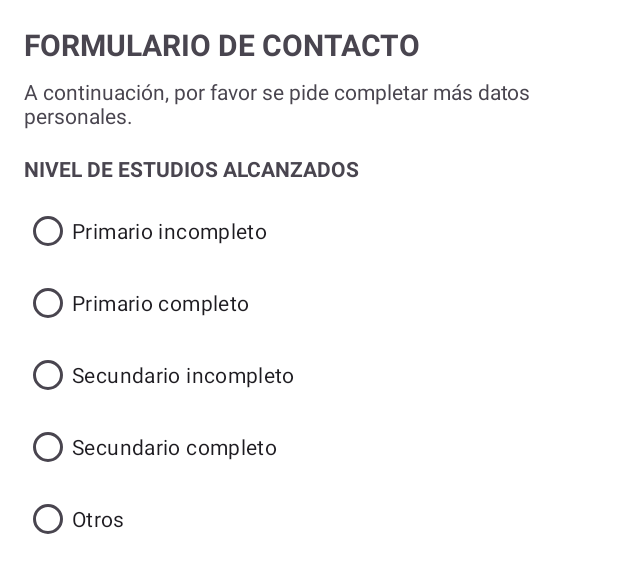
After one commit to LucaElian/TPS-PROG-IV, an Android app: the layout activity_mas_datos_contacto.xml on its own in the app's theme, with its tools: preview values and no code run, on a phone screen of 412 x 824 dp. The commit adds this screen. Shown: the top 573 px of the screen. Run offline under Robolectric (Android 15) with nearby library versions, the phone set to English and light mode, and no system bars.

Commit message:
Se creo activity_mas_datos_contacto.xml

```diff
--- /dev/null
+++ b/TP6/app/src/main/res/layout/activity_mas_datos_contacto.xml
@@ -0,0 +1,77 @@
+<?xml version="1.0" encoding="utf-8"?>
+
+<ScrollView xmlns:android="http://schemas.android.com/apk/res/android"
+    android:id="@+id/main"
+    android:layout_width="match_parent"
+    android:layout_height="match_parent"
+    android:fillViewport="true">
+
+    <LinearLayout
+        android:layout_width="match_parent"
+        android:layout_height="wrap_content"
+        android:orientation="vertical"
+        android:padding="16dp">
+
+        <TextView
+            android:id="@+id/tvTitulo"
+            android:layout_width="wrap_content"
+            android:layout_height="wrap_content"
+            android:layout_marginBottom="8dp"
+            android:text="@string/titulo_mas_datos_contacto"
+            android:textSize="20sp"
+            android:textStyle="bold" />
+
+        <TextView
+            android:id="@+id/tvDescripcion"
+            android:layout_width="wrap_content"
+            android:layout_height="wrap_content"
+            android:layout_marginBottom="16dp"
+            android:text="@string/descripcion_mas_datos_contacto" />
+
+        <TextView
+            android:layout_width="wrap_content"
+            android:layout_height="wrap_content"
+            android:layout_marginBottom="8dp"
+            android:text="@string/nivel_estudios_alcanzados"
+            android:textStyle="bold" />
+
+        <RadioGroup
+            android:id="@+id/rgNivelEstudios"
+            android:layout_width="match_parent"
+            android:layout_height="wrap_content">
+
+            <RadioButton
+                android:id="@+id/rbPrimarioIncompleto"
+                android:layout_width="wrap_content"
+                android:layout_height="wrap_content"
+                android:text="@string/primario_incompleto" />
+
+            <RadioButton
+                android:id="@+id/rbPrimarioCompleto"
+                android:layout_width="wrap_content"
+                android:layout_height="wrap_content"
+                android:text="@string/primario_completo" />
+
+            <RadioButton
+                android:id="@+id/rbSecundarioIncompleto"
+                android:layout_width="wrap_content"
+                android:layout_height="wrap_content"
+                android:text="@string/secundario_incompleto" />
+
+            <RadioButton
+                android:id="@+id/rbSecundarioCompleto"
+                android:layout_width="wrap_content"
+                android:layout_height="wrap_content"
+                android:text="@string/secundario_completo" />
+
+            <RadioButton
+                android:id="@+id/rbOtros"
+                android:layout_width="wrap_content"
+                android:layout_height="wrap_content"
+                android:text="@string/otros" />
+
+        </RadioGroup>
+
+    </LinearLayout>
+
+</ScrollView>
--- a/TP6/app/src/main/res/values/strings.xml
+++ b/TP6/app/src/main/res/values/strings.xml
@@ -32,4 +32,13 @@
     <string name="fecha_nacimiento">Fecha de nacimiento</string>
     <string name="continuar">CONTINUAR</string>
 
+    <string name="titulo_mas_datos_contacto">FORMULARIO DE CONTACTO</string>
+    <string name="descripcion_mas_datos_contacto">A continuación, por favor se pide completar más datos personales.</string>
+    <string name="nivel_estudios_alcanzados">NIVEL DE ESTUDIOS ALCANZADOS</string>
+    <string name="primario_incompleto">Primario incompleto</string>
+    <string name="primario_completo">Primario completo</string>
+    <string name="secundario_incompleto">Secundario incompleto</string>
+    <string name="secundario_completo">Secundario completo</string>
+    <string name="otros">Otros</string>
+
 </resources>
```
